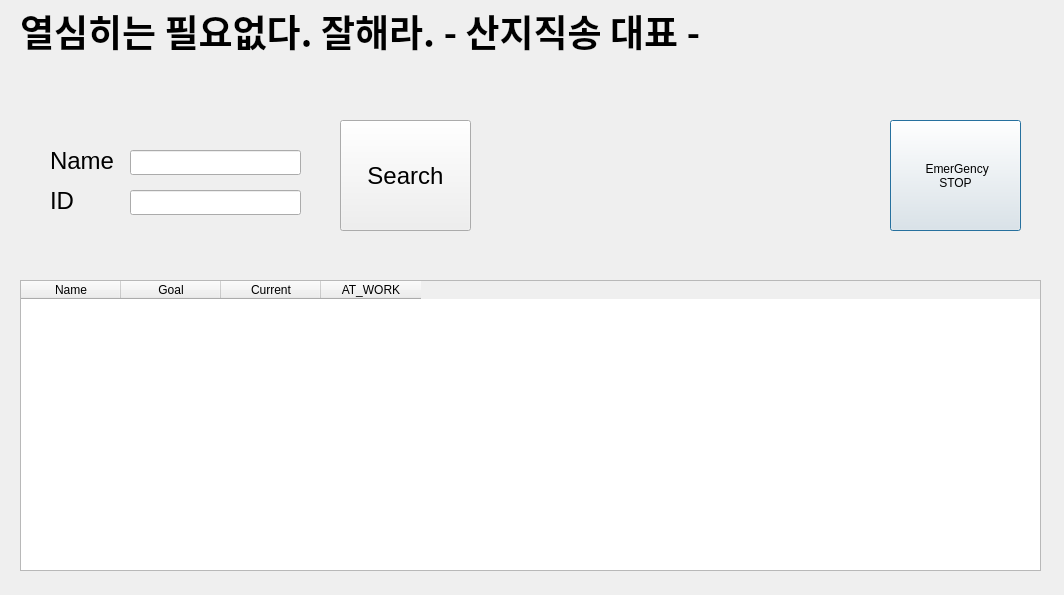
Above: src/gui/manager.ui from HeegonChae/Addindeu_IOT_Project before the change. Below: the same form after it.
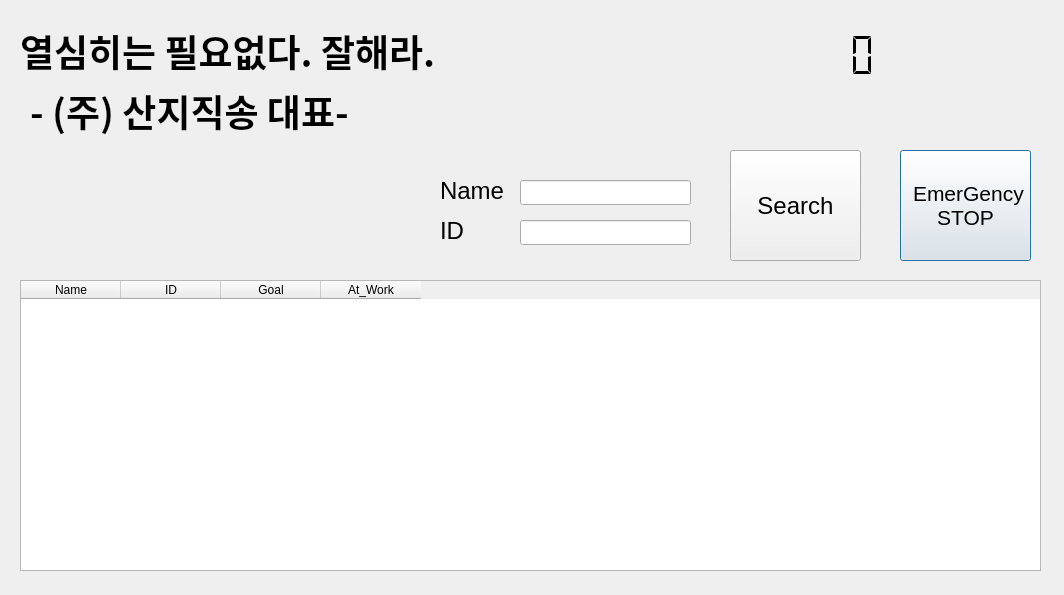
That is the form after the change.

What changed in the file:
```diff
--- a/src/gui/manager.ui
+++ b/src/gui/manager.ui
@@ -17,8 +17,8 @@
    <property name="geometry">
     <rect>
      <x>20</x>
-     <y>0</y>
-     <width>801</width>
+     <y>20</y>
+     <width>481</width>
      <height>61</height>
     </rect>
    </property>
@@ -31,28 +31,33 @@
     </font>
    </property>
    <property name="text">
-    <string>열심히는 필요없다. 잘해라. - 산지직송 대표 -</string>
+    <string>열심히는 필요없다. 잘해라.</string>
    </property>
   </widget>
   <widget class="QPushButton" name="btnEmergency">
    <property name="geometry">
     <rect>
-     <x>890</x>
-     <y>120</y>
+     <x>900</x>
+     <y>150</y>
      <width>131</width>
      <height>111</height>
     </rect>
    </property>
+   <property name="font">
+    <font>
+     <pointsize>16</pointsize>
+    </font>
+   </property>
    <property name="text">
-    <string> EmerGency
+    <string> EmerGency 
 STOP</string>
    </property>
   </widget>
   <widget class="QPushButton" name="btnSearch">
    <property name="geometry">
     <rect>
-     <x>340</x>
-     <y>120</y>
+     <x>730</x>
+     <y>150</y>
      <width>131</width>
      <height>111</height>
     </rect>
@@ -80,6 +85,11 @@
      <string>Name</string>
     </property>
    </column>
+   <column>
+    <property name="text">
+     <string>ID</string>
+    </property>
+   </column>
    <column>
     <property name="text">
      <string>Goal</string>
@@ -87,33 +97,25 @@
    </column>
    <column>
     <property name="text">
-     <string>Current</string>
-    </property>
-   </column>
-   <column>
-    <property name="text">
-     <string>AT_WORK</string>
+     <string>At_Work</string>
     </property>
    </column>
   </widget>
   <widget class="QLineEdit" name="editName">
    <property name="geometry">
     <rect>
-     <x>130</x>
-     <y>150</y>
+     <x>520</x>
+     <y>180</y>
      <width>171</width>
      <height>25</height>
     </rect>
    </property>
-   <property name="alignment">
-    <set>Qt::AlignLeading|Qt::AlignLeft|Qt::AlignVCenter</set>
-   </property>
   </widget>
   <widget class="QLabel" name="label">
    <property name="geometry">
     <rect>
-     <x>50</x>
-     <y>150</y>
+     <x>440</x>
+     <y>180</y>
      <width>71</width>
      <height>21</height>
     </rect>
@@ -130,8 +132,8 @@
   <widget class="QLineEdit" name="editId">
    <property name="geometry">
     <rect>
-     <x>130</x>
-     <y>190</y>
+     <x>520</x>
+     <y>220</y>
      <width>171</width>
      <height>25</height>
     </rect>
@@ -140,8 +142,8 @@
   <widget class="QLabel" name="label_2">
    <property name="geometry">
     <rect>
-     <x>50</x>
-     <y>190</y>
+     <x>440</x>
+     <y>220</y>
      <width>71</width>
      <height>21</height>
     </rect>
@@ -155,6 +157,110 @@
     <string>ID</string>
    </property>
   </widget>
+  <widget class="QLabel" name="label_7">
+   <property name="geometry">
+    <rect>
+     <x>30</x>
+     <y>80</y>
+     <width>381</width>
+     <height>61</height>
+    </rect>
+   </property>
+   <property name="font">
+    <font>
+     <family>Ubuntu Mono</family>
+     <pointsize>28</pointsize>
+     <weight>75</weight>
+     <bold>true</bold>
+    </font>
+   </property>
+   <property name="text">
+    <string>- (주) 산지직송 대표-</string>
+   </property>
+  </widget>
+  <widget class="QLabel" name="labelDate">
+   <property name="geometry">
+    <rect>
+     <x>480</x>
+     <y>40</y>
+     <width>191</width>
+     <height>41</height>
+    </rect>
+   </property>
+   <property name="font">
+    <font>
+     <pointsize>20</pointsize>
+    </font>
+   </property>
+   <property name="text">
+    <string/>
+   </property>
+   <property name="alignment">
+    <set>Qt::AlignRight|Qt::AlignTrailing|Qt::AlignVCenter</set>
+   </property>
+  </widget>
+  <widget class="QLCDNumber" name="lcdTimer">
+   <property name="geometry">
+    <rect>
+     <x>690</x>
+     <y>30</y>
+     <width>191</width>
+     <height>51</height>
+    </rect>
+   </property>
+   <property name="font">
+    <font>
+     <pointsize>30</pointsize>
+     <weight>75</weight>
+     <bold>true</bold>
+    </font>
+   </property>
+   <property name="layoutDirection">
+    <enum>Qt::LeftToRight</enum>
+   </property>
+   <property name="autoFillBackground">
+    <bool>false</bool>
+   </property>
+   <property name="frameShape">
+    <enum>QFrame::NoFrame</enum>
+   </property>
+   <property name="frameShadow">
+    <enum>QFrame::Raised</enum>
+   </property>
+   <property name="lineWidth">
+    <number>6</number>
+   </property>
+   <property name="digitCount">
+    <number>8</number>
+   </property>
+   <property name="mode">
+    <enum>QLCDNumber::Dec</enum>
+   </property>
+   <property name="segmentStyle">
+    <enum>QLCDNumber::Flat</enum>
+   </property>
+  </widget>
+  <widget class="QLabel" name="labelWeather">
+   <property name="geometry">
+    <rect>
+     <x>870</x>
+     <y>30</y>
+     <width>161</width>
+     <height>71</height>
+    </rect>
+   </property>
+   <property name="font">
+    <font>
+     <pointsize>20</pointsize>
+    </font>
+   </property>
+   <property name="text">
+    <string/>
+   </property>
+   <property name="alignment">
+    <set>Qt::AlignRight|Qt::AlignTrailing|Qt::AlignVCenter</set>
+   </property>
+  </widget>
  </widget>
  <resources/>
  <connections/>
```
Left out of the diff: 2 changed lines with no effect on the pictures.
